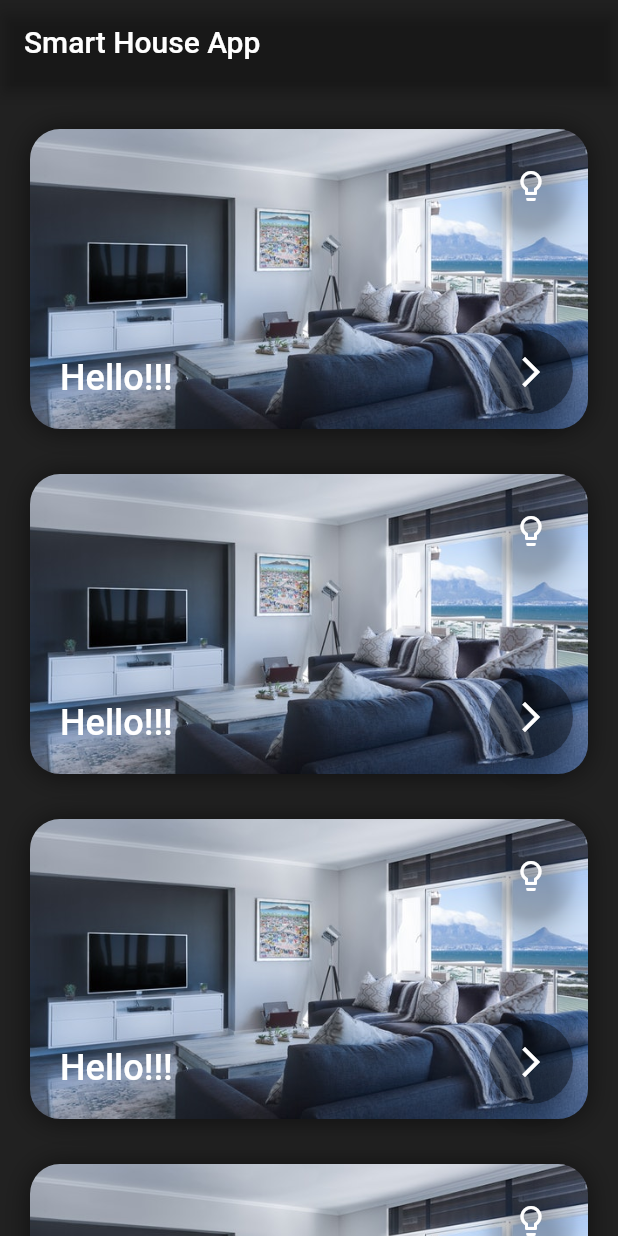
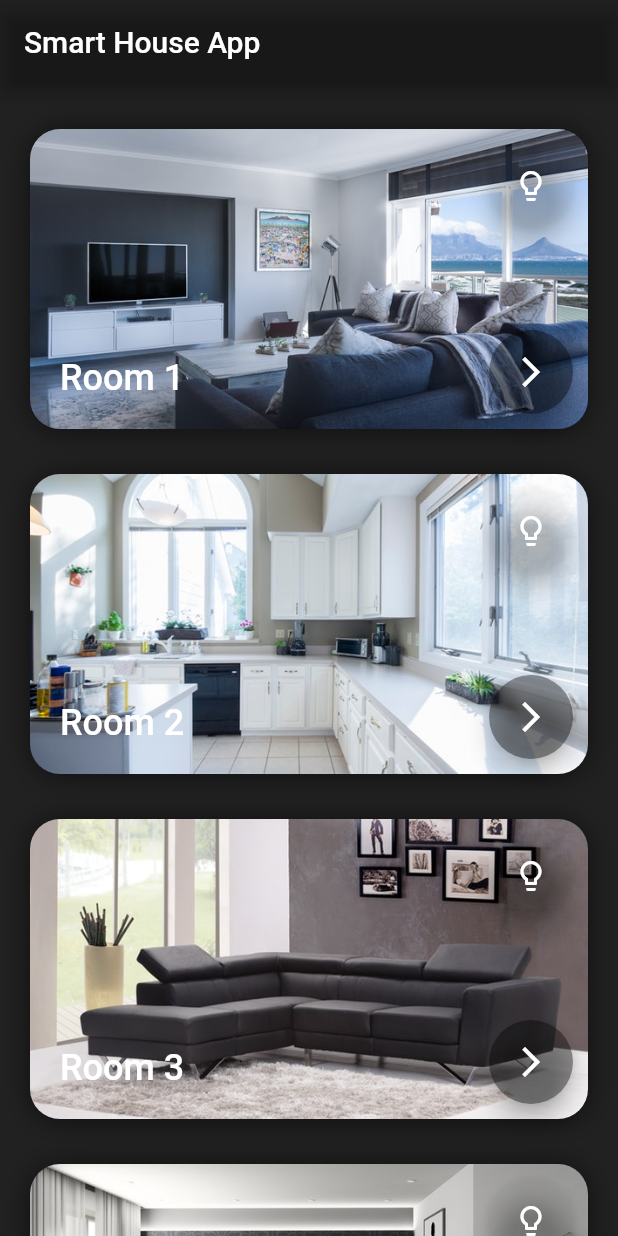
Before and after one commit to gdglapaz/FlutterStudyJam-2019, a Flutter app: the screen it shows after launch, on a phone screen of 412 x 824 dp. Run offline on Flutter 3.47's test engine with Material 2 defaults, Android fonts, the phone set to English and light mode, and no system bars.

Commit message:
Add contructor and new variables

```diff
--- a/lib/screens/home/widgets/card_room.dart
+++ b/lib/screens/home/widgets/card_room.dart
@@ -2,11 +2,15 @@ import 'package:flutter/material.dart';
 
 class CardRoom extends StatelessWidget {
   double paddingSize = 10.0;
+  String pathImage = "";
+  String titleCard = "";
+
+  CardRoom(this.pathImage, this.titleCard);
 
   @override
   Widget build(BuildContext context) {
     final cardTitle = Text(
-      "Hello!!!",
+      titleCard,
       textDirection: TextDirection.ltr,
       style: TextStyle(
           color: Colors.white,
@@ -45,7 +49,7 @@ class CardRoom extends StatelessWidget {
         height: 200.0,
         decoration: BoxDecoration(
             image: DecorationImage(
-                image: AssetImage('assets/images/pic_house.jpg'),
+                image: AssetImage(pathImage),
                 fit: BoxFit.cover
             ),
             borderRadius: BorderRadius.circular(20.0),
--- a/lib/screens/home/widgets/list_card_room.dart
+++ b/lib/screens/home/widgets/list_card_room.dart
@@ -6,10 +6,10 @@ class ListCardRoom extends StatelessWidget {
   Widget build(BuildContext context) {
     return ListView(
         children: <Widget>[
-          CardRoom(),
-          CardRoom(),
-          CardRoom(),
-          CardRoom(),
+          CardRoom("assets/images/pic_house.jpg", "Room 1"),
+          CardRoom("assets/images/pic_house2.jpeg", "Room 2"),
+          CardRoom("assets/images/pic_house3.jpeg", "Room 3"),
+          CardRoom("assets/images/pic_house4.jpeg", "Room 4"),
         ],
     );
   }
```
